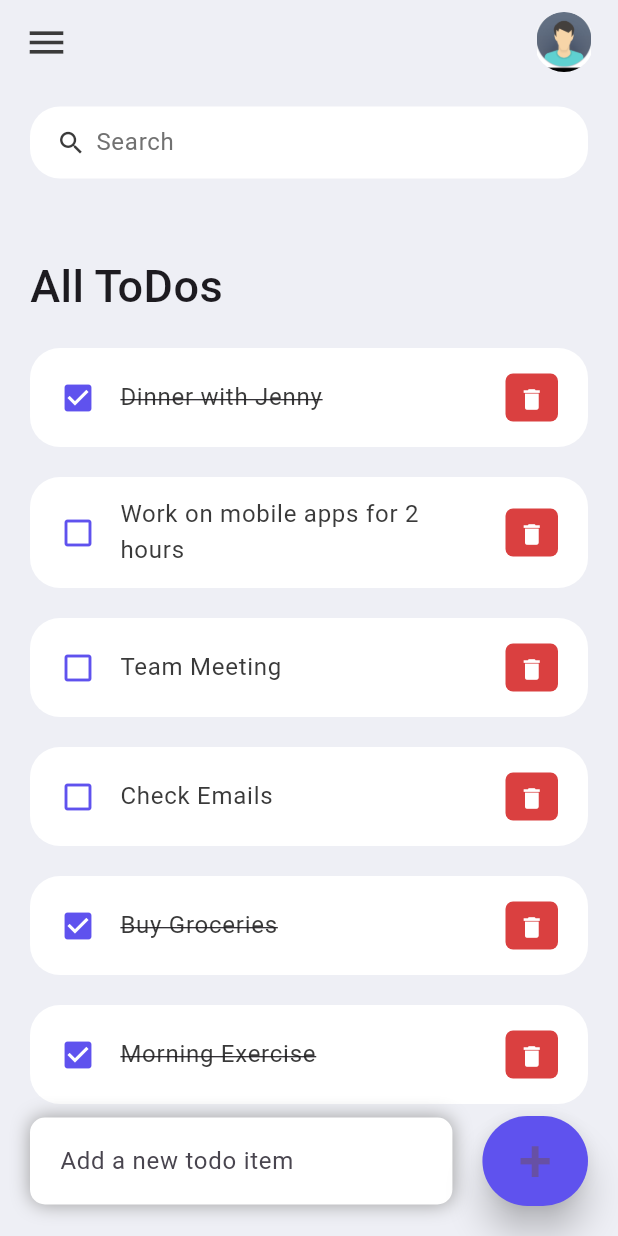
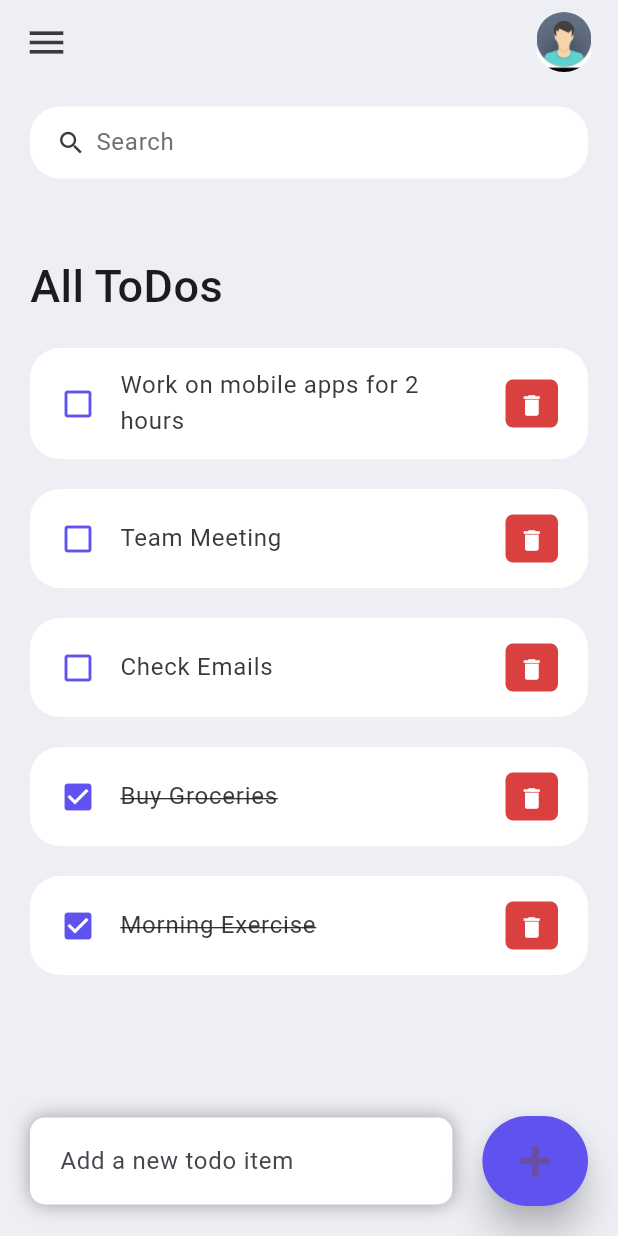
Before and after one commit to xdefix/To-Do-app, a Flutter app: the screen it shows after launch, after a tap on "Dinner with Jenny", after a tap on the "delete" icon, on a phone screen of 412 x 824 dp. Run offline on Flutter 3.47's test engine with Material 3 defaults, Android fonts, the phone set to English and light mode, and no system bars.

Commit message:
Update home.dart

```diff
--- a/lib/screens/home.dart
+++ b/lib/screens/home.dart
@@ -12,15 +12,14 @@ class Home extends StatefulWidget {
 }
 
 class _HomeState extends State<Home> {
-  List<ToDo> todosList = ToDo
-      .todoList(); // Changed from final to mutable reference to an immutable list
+  List<ToDo> todosList = ToDo.todoList();
   List<ToDo> _foundToDo = [];
   final _todoController = TextEditingController();
 
   @override
   void initState() {
+    super.initState();
     _foundToDo = todosList;
-    super.initState();
   }
 
   @override
@@ -54,6 +53,17 @@ class _HomeState extends State<Home> {
                           ),
                         ),
                       ),
+                      if (_foundToDo.isEmpty)
+                        Center(
+                          child: Text(
+                            'No ToDos found',
+                            style: TextStyle(
+                              fontSize: 18,
+                              color: tdGrey,
+                            ),
+                          ),
+                        )
+                      else
                         for (ToDo todoo in _foundToDo.reversed)
                           ToDoItem(
                             todo: todoo,
@@ -142,6 +152,7 @@ class _HomeState extends State<Home> {
   void _deleteToDoItem(String id) {
     setState(() {
       todosList = todosList.where((item) => item.id != id).toList();
+      _foundToDo = todosList;
     });
   }
 
@@ -156,6 +167,7 @@ class _HomeState extends State<Home> {
           todoText: toDo,
         ),
       ];
+      _foundToDo = todosList;
     });
     _todoController.clear();
   }
@@ -185,7 +197,8 @@ class _HomeState extends State<Home> {
         borderRadius: BorderRadius.circular(20),
       ),
       child: TextField(
-        onChanged: (value) => _runFilter(value),
+        onChanged: (value) =>
+            _runFilter(value), // Trigger filter on text change
         decoration: InputDecoration(
           contentPadding: EdgeInsets.all(0),
           prefixIcon: Icon(
```
Lines whose indentation alone changed are shown as unchanged.
